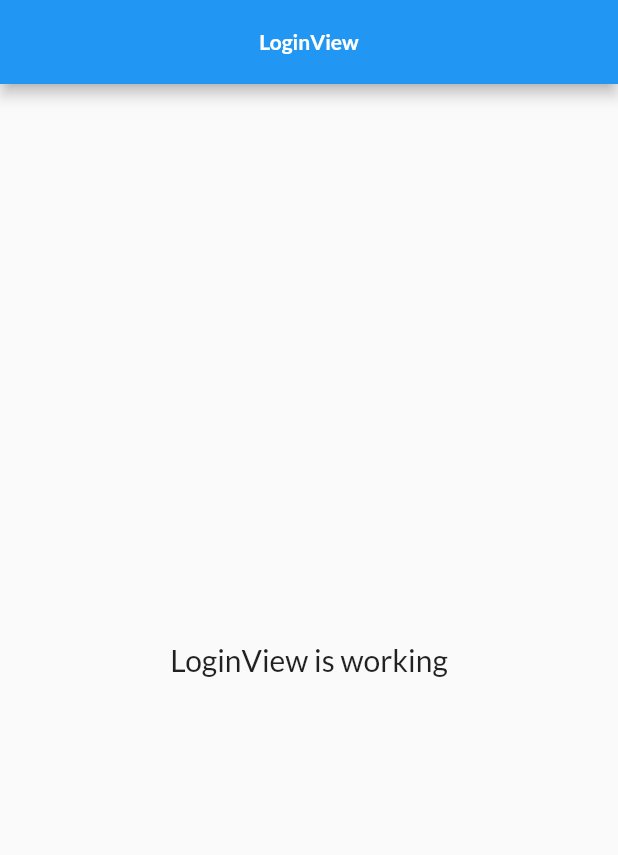
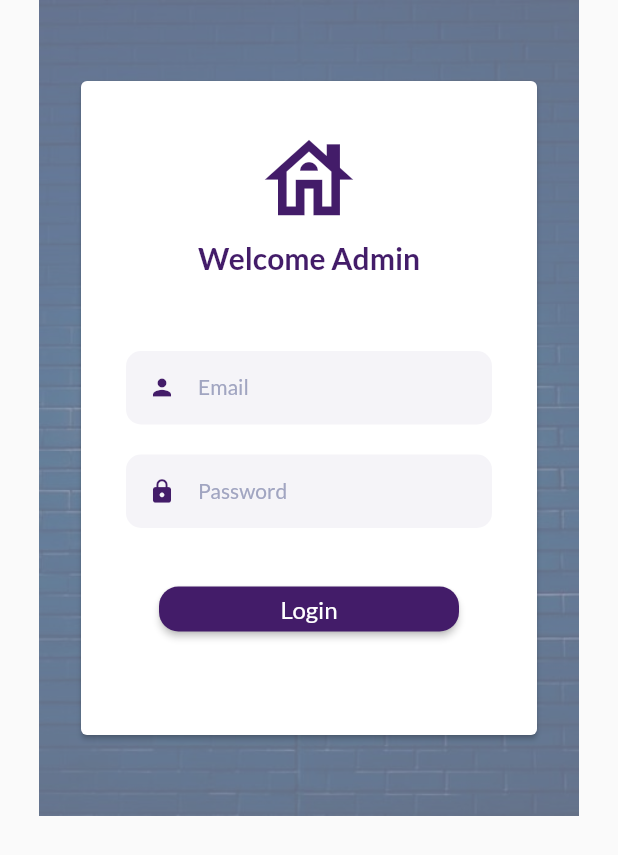
Before and after one commit to innovcmr/CiteFinder_Admin, a Flutter app: the screen it shows after launch, on a phone screen of 412 x 824 dp. Shown: the top 855 px of the screen. Run offline on Flutter 3.47's test engine with Material 2 defaults, Android fonts, the phone set to English and light mode, and no system bars; our stand-ins replace firebase_auth, firebase_core, font_awesome_flutter, get, get_storage; accounts and stored records are empty.

Commit message:
loader, validator and firebase signin implemented

```diff
--- a/lib/app/modules/login/controllers/login_controller.dart
+++ b/lib/app/modules/login/controllers/login_controller.dart
@@ -1,12 +1,22 @@
+import 'package:cite_finder_admin/app/data/providers/userProvider.dart';
+import 'package:cite_finder_admin/app/modules/home/views/home_view.dart';
+import 'package:cite_finder_admin/app/utils/getExtension.dart';
+import 'package:flutter/cupertino.dart';
+import 'package:flutter/material.dart';
 import 'package:get/get.dart';
 
 class LoginController extends GetxController {
-  //TODO: Implement LoginController
+  final count = 0.obs;
+  final _userProvider = UserProvider();
+  final emailController = TextEditingController();
+  final passwordController = TextEditingController();
+  final key = GlobalKey<FormState>();
 
-  final count = 0.obs;
+  final autoValidate = false.obs;
   @override
   void onInit() {
     super.onInit();
+    _userProvider.onInit();
   }
 
   @override
@@ -15,6 +25,33 @@ class LoginController extends GetxController {
   }
 
   @override
-  void onClose() {}
+  void onClose() {
+    emailController.dispose();
+    passwordController.dispose();
+  }
+
   void increment() => count.value++;
+
+  void login() async {
+    if (!key.currentState!.validate()) {
+      autoValidate(true);
+      return;
+    } else {
+      autoValidate(false);
+      Get.showLoader();
+      bool successful = false;
+      try {
+        successful = await _userProvider.signInUser(
+            email: emailController.text, password: passwordController.text);
+        if (successful) {
+          Get.snackbar("Login", "Login Successful");
+          print("successful signin");
+          Get.offAll(() => HomeView());
+        }
+        Get.closeLoader();
+      } catch (e) {
+        Get.closeLoader();
+      }
+    }
+  }
 }
--- a/lib/app/modules/login/views/login_view.dart
+++ b/lib/app/modules/login/views/login_view.dart
@@ -1,21 +1,101 @@
+import 'package:cite_finder_admin/app/utils/config.dart';
+import 'package:cite_finder_admin/app/utils/themes/themes.dart';
+import 'package:cite_finder_admin/app/utils/validator.dart';
 import 'package:flutter/material.dart';
 
 import 'package:get/get.dart';
 
 import '../controllers/login_controller.dart';
+import 'package:font_awesome_flutter/font_awesome_flutter.dart';
 
 class LoginView extends GetView<LoginController> {
   @override
   Widget build(BuildContext context) {
-    return Scaffold(
-      appBar: AppBar(
-        title: Text('LoginView'),
-        centerTitle: true,
-      ),
-      body: Center(
-        child: Text(
-          'LoginView is working',
-          style: TextStyle(fontSize: 20),
+    return SafeArea(
+      child: Scaffold(
+        body: SingleChildScrollView(
+          child: Container(
+            decoration: BoxDecoration(
+              image: DecorationImage(
+                  image: AssetImage(Config.assets.loginBg), opacity: 0.6),
+            ),
+            child: Container(
+              padding: const EdgeInsets.all(50.0),
+              child: Card(
+                elevation: 1.5,
+                child: Padding(
+                  padding: const EdgeInsets.all(30.0),
+                  child: Column(children: [
+                    Icon(
+                      Icons.house_outlined,
+                      size: AppTheme.sizes.xl,
+                      color: AppTheme.colors.mainPurpleColor,
+                    ),
+                    const SizedBox(
+                      height: 5.0,
+                    ),
+                    Text(
+                      "Welcome Admin",
+                      style: Get.textTheme.headline2!
+                          .copyWith(color: AppTheme.colors.mainPurpleColor),
+                    ),
+                    const SizedBox(
+                      height: 50.0,
+                    ),
+                    Obx(
+                      () => Form(
+                        key: controller.key,
+                        autovalidateMode: controller.autoValidate.value
+                            ? AutovalidateMode.always
+                            : AutovalidateMode.disabled,
+                        child: Column(
+                          children: [
+                            TextFormField(
+                              decoration: InputDecoration(
+                                labelText: "Email",
+                                isDense: true,
+                                prefixIcon: Icon(Icons.person,
+                                    color: AppTheme.colors.mainPurpleColor),
+                              ),
+                              style: Get.textTheme.headline5,
+                              controller: controller.emailController,
+                              validator: Validator.email,
+                            ),
+                            const SizedBox(
+                              height: 20.0,
+                            ),
+                            TextFormField(
+                              style: Get.textTheme.headline5,
+                              controller: controller.passwordController,
+                              validator: Validator.password,
+                              decoration: InputDecoration(
+                                labelText: "Password",
+                                // add padding to adjust text
+                                isDense: true,
+                                prefixIcon: Icon(Icons.lock,
+                                    color: AppTheme.colors.mainPurpleColor),
+                              ),
+                              obscureText: true,
+                            ),
+                            const SizedBox(
+                              height: 30.0,
+                            ),
+                            ElevatedButton(
+                              onPressed: controller.login,
+                              child: const Text("Login"),
+                            ),
+                            const SizedBox(
+                              height: 30.0,
+                            ),
+                          ],
+                        ),
+                      ),
+                    ),
+                  ]),
+                ),
+              ),
+            ),
+          ),
         ),
       ),
     );
--- a/lib/app/utils/config.dart
+++ b/lib/app/utils/config.dart
@@ -14,6 +14,9 @@ class _Keys {
   // final token = "token";
   // final user = "user";
   // uncomment if needed
+  final fisrtOpen = 'firstOpen';
+  final userIsLogIn = "userIsLogIn";
+  final user = "user";
 }
 
 class _Assets {
@@ -21,4 +24,5 @@ class _Assets {
   // final logo = "assets/images/logo.png";
   // final english = "assets/images/english.svg";
   // final french = "assets/images/french.svg";
+  final loginBg = "assets/images/loginBg.jpeg";
 }
--- a/lib/app/utils/themes/themes.dart
+++ b/lib/app/utils/themes/themes.dart
@@ -4,16 +4,39 @@ class AppTheme {
   // Here, input themedata for the application. i.e.
   // uncomment these lines below and customize as required
   static final colors = _Colors();
-  static final sizes = _Size();
+  static final sizes = _Sizes();
   static final themeLight = ThemeData(
     primaryColor: colors.mainPurpleColor,
     backgroundColor: Colors.white,
     focusColor: colors.mainPurpleColor,
     fontFamily: "LatoRegular",
     textTheme: const TextTheme(
-        headline5: TextStyle(fontFamily: "LatoRegular", fontSize: 12),
-        headline6: TextStyle(fontFamily: "LatoBold", fontSize: 14)),
+      headline2: TextStyle(fontFamily: "LatoBold", fontSize: 20),
+      headline4: TextStyle(fontFamily: "LatoRegular", fontSize: 12),
+      headline5: TextStyle(fontFamily: "LatoRegular", fontSize: 14),
+      button: TextStyle(fontFamily: "LatoRegular", fontSize: 16),
+    ),
+    snackBarTheme: const SnackBarThemeData(
+      backgroundColor: Colors.white,
+    ),
+    inputDecorationTheme: InputDecorationTheme(
+      filled: true,
+      floatingLabelStyle: TextStyle(color: colors.mainPurpleColor),
+      labelStyle: TextStyle(color: colors.inputPlaceholderColor),
+      border: OutlineInputBorder(
+          borderSide: const BorderSide(width: 0.0, style: BorderStyle.none),
+          borderRadius: BorderRadius.circular(10.0)),
+      fillColor: colors.greyInputColor,
+    ),
+    elevatedButtonTheme: ElevatedButtonThemeData(
+      style: ElevatedButton.styleFrom(
+          shape:
+              RoundedRectangleBorder(borderRadius: BorderRadius.circular(13)),
+          minimumSize: const Size(200, 30),
+          primary: colors.mainPurpleColor),
+    ),
   );
+
   // Apply Darktheme here below if needed
   // static final themeDark = ThemeData(
   //   backgroundColor: Colors.white,
@@ -25,10 +48,13 @@ class _Colors {
   // Here input all colors to be used in project i.e.
   // final bluecolor = Colors.blueAccent;
   final mainPurpleColor = const Color(0xFF431C69);
+  final greyInputColor = const Color(0xFFF5F4F8);
+  final inputPlaceholderColor = const Color(0xFFA1A5C1);
 }
 
-class _Size {
+class _Sizes {
   // here, Input all sizes to be used in project be it font sizes or image i.e.
   // final xs = 10.0;
   // final large = 50.0;
+  final xl = 71.0;
 }
--- a/lib/main.dart
+++ b/lib/main.dart
@@ -10,6 +10,7 @@ import 'package:get_storage/get_storage.dart';
 import 'app/routes/app_pages.dart';
 
 void main() async {
+  WidgetsFlutterBinding.ensureInitialized();
   await Firebase.initializeApp(
     options: DefaultFirebaseOptions.currentPlatform,
   );
--- a/pubspec.yaml
+++ b/pubspec.yaml
@@ -12,6 +12,7 @@ dependencies:
   firebase_auth: ^3.6.3
   firebase_storage: ^10.3.5
   firebase_core: ^1.20.1
+  font_awesome_flutter: ^10.1.0
   get: 4.6.5
   flutter:
     sdk: flutter
```
Also changed, not shown: google-services.json (deleted, +0 -198 lines), lib/app/components/loaderWidget.dart (added, +33 -0 lines), lib/app/data/providers/baseProvider.dart (added, +13 -0 lines), lib/app/data/providers/userProvider.dart (added, +40 -0 lines), lib/app/utils/getExtension.dart (added, +23 -0 lines), lib/app/utils/validator.dart (added, +88 -0 lines), assets/images/login-page-bg.jpg (added), assets/images/loginBg.jpeg (added), lib/firebase_options.dart, pubspec.lock, 3 other files.
